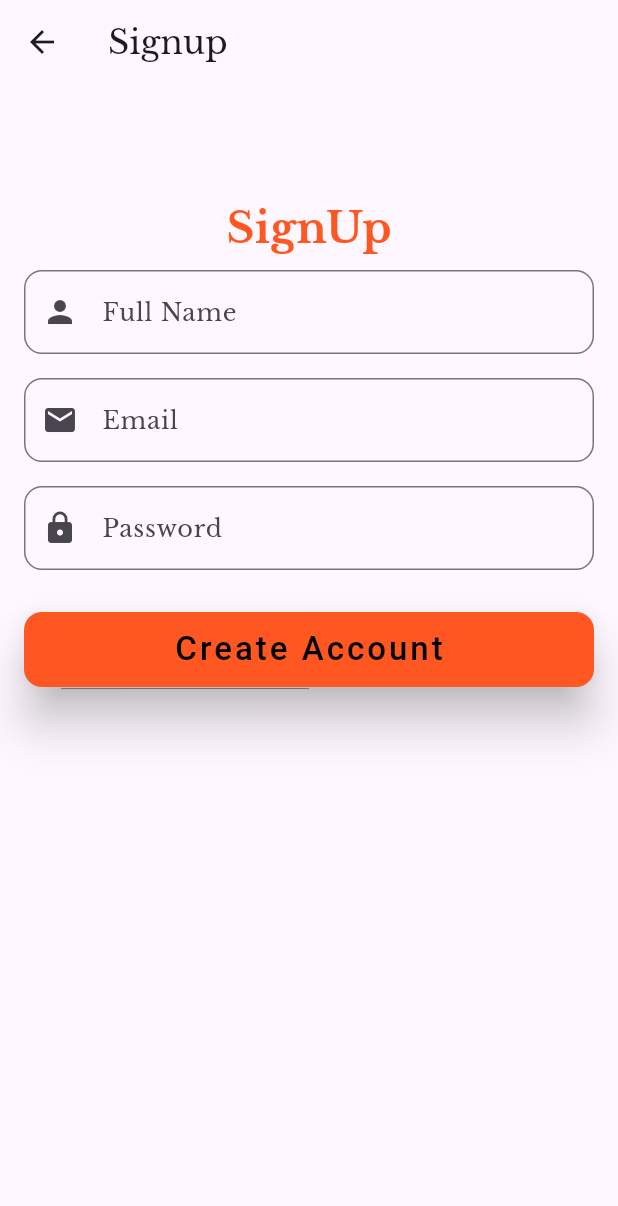
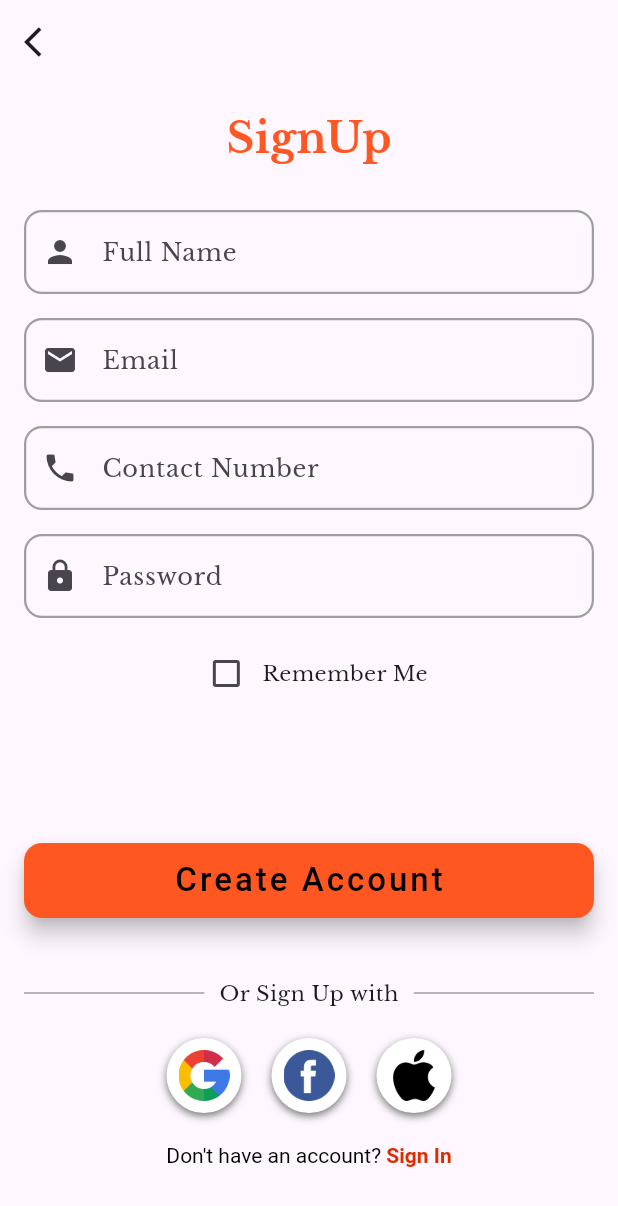
Before and after one commit to kakamrulhasan/Food_Delivery_App, a Flutter app: the SignupPage screen opened directly, on a phone screen of 412 x 824 dp. Shown: the top 1206 px of the screen. Run offline on Flutter 3.47's test engine with Material 3 defaults, Android fonts, the phone set to English and light mode, and no system bars; our stand-ins replace google_fonts; Roboto replaces fonts that are missing (Arvo, Fahkwang).

Commit message:
add_socialWidgets_signUpPage_bottomNavigation

```diff
--- a/lib/auth/signup_page.dart
+++ /dev/null
@@ -1,41 +0,0 @@
-import 'package:flutter/material.dart';
-import 'package:flutter_application_14/widgets/app_button.dart';
-import 'package:flutter_application_14/widgets/app_text_field.dart';
-import 'package:flutter_application_14/widgets/page_title.dart';
-
-
-class SignupPage extends StatelessWidget {
-  SignupPage({super.key});
-
-  final name = TextEditingController();
-  final email = TextEditingController();
-  final password = TextEditingController();
-
-  @override
-  Widget build(BuildContext context) {
-    return Scaffold(
-      appBar: AppBar(title: const Text('Signup')),
-      body: Padding(
-        padding: const EdgeInsets.all(16),
-        child: Column(
-          children: [PageTitle(title: 'SignUp'),
-            AppTextField(
-              controller: name,
-              hint: 'Full Name',
-              icon: Icons.person,
-            ),
-            AppTextField(controller: email, hint: 'Email', icon: Icons.email),
-            AppTextField(
-              controller: password,
-              hint: 'Password',
-              obscure: true,
-              icon: Icons.lock,
-            ),
-            const SizedBox(height: 20),
-            AppButton(title: 'Create Account', onPressed: () {}),
-          ],
-        ),
-      ),
-    );
-  }
-}
--- a/lib/main.dart
+++ b/lib/main.dart
@@ -1,6 +1,5 @@
 import 'package:flutter/material.dart';
-import 'package:flutter_application_14/auth/login_page.dart';
-import 'package:flutter_application_14/auth/signup_page.dart';
+import 'package:flutter_application_14/ui/auth/login_page.dart';
 import 'package:google_fonts/google_fonts.dart';
 
 void main() {
--- /dev/null
+++ b/lib/ui/auth/signup_page.dart
@@ -0,0 +1,125 @@
+import 'package:flutter/gestures.dart';
+import 'package:flutter/material.dart';
+import 'package:flutter_application_14/ui/widgets/Or_devider.dart';
+import 'package:flutter_application_14/ui/widgets/app_button.dart';
+import 'package:flutter_application_14/ui/widgets/app_text_field.dart';
+import 'package:flutter_application_14/ui/widgets/page_title.dart';
+import 'package:flutter_application_14/ui/widgets/remember_me_checkbox.dart';
+import 'package:flutter_application_14/ui/widgets/social_icon_button.dart';
+import 'package:google_fonts/google_fonts.dart';
+
+class SignupPage extends StatefulWidget {
+  SignupPage({super.key});
+
+  @override
+  State<SignupPage> createState() => _SignupPageState();
+}
+
+class _SignupPageState extends State<SignupPage> {
+  final name = TextEditingController();
+  final email = TextEditingController();
+  final password = TextEditingController();
+  final number = TextEditingController();
+
+  bool rememberMe = false;
+  @override
+  Widget build(BuildContext context) {
+    return Scaffold(
+      appBar: AppBar(
+        title: const Text(''),
+        leading: IconButton(
+          icon: const Icon(Icons.arrow_back_ios),
+          onPressed: () {
+            Navigator.pop(context);
+          },
+        ),
+      ),
+
+      body: Padding(
+        padding: const EdgeInsets.all(16),
+        child: Column(
+          children: [
+            PageTitle(title: 'SignUp'),
+            SizedBox(height: 20),
+            AppTextField(
+              controller: name,
+              hint: 'Full Name',
+              icon: Icons.person,
+            ),
+            AppTextField(controller: email, hint: 'Email', icon: Icons.email),
+            AppTextField(
+              controller: number,
+              hint: 'Contact Number',
+              icon: Icons.phone,
+            ),
+            AppTextField(
+              controller: password,
+              hint: 'Password',
+              obscure: true,
+              icon: Icons.lock,
+            ),
+
+            const SizedBox(height: 5),
+            RememberMeCheckbox(
+              value: rememberMe,
+              onChanged: (value) {
+                setState(() {
+                  rememberMe = value ?? false;
+                });
+              },
+            ),
+            Spacer(),
+            AppButton(title: 'Create Account', onPressed: () {}),
+            SizedBox(height: 40),
+            OrDivider(text: 'Or Sign Up with',),
+            SizedBox(height: 20),
+            Row(
+              mainAxisAlignment: MainAxisAlignment.center,
+              children: [
+                CircularSocialButton(
+                  assetPath: "assets/google.png",
+                  onPressed: () {},
+                ),
+                const SizedBox(width: 20),
+                CircularSocialButton(
+                  assetPath: "assets/facebook.png",
+                  onPressed: () {},
+                ),
+                const SizedBox(width: 20),
+                CircularSocialButton(
+                  assetPath: "assets/apple.png",
+                  onPressed: () {},
+                ),
+              ],
+            ),
+            SizedBox(height: 20),
+            addRegister(context),
+            SizedBox(height: 30),
+          ],
+        ),
+      ),
+    );
+  }
+
+  RichText addRegister(BuildContext context) {
+    return RichText(
+      text: TextSpan(
+        text: "Don't have an account?",
+        style: const TextStyle(color: Colors.black),
+        children: [
+          TextSpan(
+            text: ' Sign In',
+            style: GoogleFonts.fahkwang(
+              color: Colors.deepOrangeAccent.shade700,
+              fontWeight: FontWeight.bold,
+            ),
+            recognizer: TapGestureRecognizer()
+              ..onTap = () {
+                Navigator.pop(context);
+              },
+          ),
+        ],
+      ),
+    );
+  }
+}
--- /dev/null
+++ b/lib/ui/widgets/Or_devider.dart
@@ -0,0 +1,19 @@
+import 'package:flutter/material.dart';
+
+class OrDivider extends StatelessWidget {
+  final String text;
+  const OrDivider({super.key, required this.text});
+
+  @override
+  Widget build(BuildContext context) {
+    return Row(
+      children: [
+        Expanded(child: Divider(thickness: 1, color: Colors.grey)),
+        SizedBox(width: 10),
+        Text(text),
+        SizedBox(width: 10),
+        Expanded(child: Divider(thickness: 1, color: Colors.grey)),
+      ],
+    );
+  }
+}
--- a/lib/widgets/app_button.dart
+++ b/lib/ui/widgets/app_button.dart
@@ -17,7 +17,7 @@ class AppButton extends StatelessWidget {
         style: ElevatedButton.styleFrom(
           backgroundColor: Colors.deepOrange,
           foregroundColor: Colors.black,
-          elevation: 13,
+          elevation: 6,
           textStyle: TextStyle(fontWeight: FontWeight.bold),
           shape: RoundedRectangleBorder(
             borderRadius: BorderRadius.circular(12),
--- /dev/null
+++ b/lib/ui/widgets/app_text_field.dart
@@ -0,0 +1,62 @@
+import 'package:flutter/material.dart';
+
+class AppTextField extends StatelessWidget {
+  final TextEditingController controller;
+  final String hint;
+  final bool obscure;
+  final IconData? icon;
+  const AppTextField({
+    super.key,
+    required this.controller,
+    required this.hint,
+    required this.icon,
+    this.obscure = false,
+  });
+
+  @override
+  Widget build(BuildContext context) {
+    return Padding(
+      padding: EdgeInsets.symmetric(vertical: 8),
+      child: TextFormField(
+        controller: controller,
+        obscureText: obscure,
+        decoration: InputDecoration(
+          hintText: hint,
+          prefixIcon: icon != null ? Icon(icon) : null,
+          enabledBorder: OutlineInputBorder(
+            borderRadius: BorderRadius.circular(12),
+            borderSide: const BorderSide(
+              color: Colors.grey,
+              width: 1.5,
+            ),
+          ),
+
+          focusedBorder: OutlineInputBorder(
+            borderRadius: BorderRadius.circular(12),
+            borderSide: const BorderSide(
+              color: Colors.deepOrange,
+              width: 2,
+            ),
+          ),
+
+
+          errorBorder: OutlineInputBorder(
+            borderRadius: BorderRadius.circular(12),
+            borderSide: const BorderSide(
+              color: Colors.red,
+              width: 1.5,
+            ),
+          ),
+
+          focusedErrorBorder: OutlineInputBorder(
+            borderRadius: BorderRadius.circular(12),
+            borderSide: const BorderSide(
+              color: Colors.red,
+              width: 2,
+            ),
+          ),
+        ),
+      ),
+    );
+  }
+}
--- /dev/null
+++ b/lib/ui/widgets/page_title.dart
@@ -0,0 +1,35 @@
+import 'package:flutter/material.dart';
+
+class PageTitle extends StatelessWidget {
+  final String title;
+  final String? subtitle;
+  const PageTitle({super.key, required this.title, this.subtitle});
+
+  @override
+  Widget build(BuildContext context) {
+    return SafeArea(
+      child: Column(
+
+        crossAxisAlignment: CrossAxisAlignment.center,
+        children: [
+          Text(
+            title,
+            style: TextStyle(
+              fontSize: 28,
+              fontWeight: FontWeight.w700,
+              color: Colors.deepOrange,
+            ),
+          ),
+          if (subtitle != null)
+            Padding(
+              padding: EdgeInsets.only(top: 4),
+              child: Text(
+                subtitle!,
+                style: const TextStyle(fontSize: 16, color: Colors.grey),
+              ),
+            ),
+        ],
+      ),
+    );
+  }
+}
--- /dev/null
+++ b/lib/ui/widgets/social_icon_button.dart
@@ -0,0 +1,34 @@
+import 'package:flutter/material.dart';
+
+class CircularSocialButton extends StatelessWidget {
+  final String assetPath;
+  final VoidCallback onPressed;
+
+  const CircularSocialButton({
+    super.key,
+    required this.assetPath,
+    required this.onPressed,
+  });
+
+  @override
+  Widget build(BuildContext context) {
+    return Ink( height: 50,width: 50,
+      decoration: const ShapeDecoration(
+        color: Colors.white,
+        shape: CircleBorder(),
+        shadows: [
+          BoxShadow(
+            color: Colors.black54,
+
+            blurRadius: 4,
+            offset: Offset(0, 2),
+          ),
+        ],
+      ),
+      child: IconButton(
+        icon: Image.asset(assetPath),
+        onPressed: onPressed,
+      ),
+    );
+  }
+}
--- a/lib/widgets/app_text_field.dart
+++ /dev/null
@@ -1,31 +0,0 @@
-import 'package:flutter/material.dart';
-
-class AppTextField extends StatelessWidget {
-  final TextEditingController controller;
-  final String hint;
-  final bool obscure;
-  final IconData? icon;
-  const AppTextField({
-    super.key,
-    required this.controller,
-    required this.hint,
-    required this.icon,
-    this.obscure = false,
-  });
-
-  @override
-  Widget build(BuildContext context) {
-    return Padding(
-      padding: EdgeInsets.symmetric(vertical: 8),
-      child: TextFormField(
-        controller: controller,
-        obscureText: obscure,
-        decoration: InputDecoration(
-          hintText: hint,
-          prefixIcon: icon != null ? Icon(icon) : null,
-          border: OutlineInputBorder(borderRadius: BorderRadius.circular(12)),
-        ),
-      ),
-    );
-  }
-}
--- a/lib/widgets/page_title.dart
+++ /dev/null
@@ -1,34 +0,0 @@
-import 'package:flutter/material.dart';
-
-class PageTitle extends StatelessWidget {
-  final String title;
-  final String? subtitle;
-  const PageTitle({super.key, required this.title, this.subtitle});
-
-  @override
-  Widget build(BuildContext context) {
-    return Column(
-
-      crossAxisAlignment: CrossAxisAlignment.center,
-      children: [
-        SizedBox(height: 60,),
-        Text(
-          title,
-          style: TextStyle(
-            fontSize: 28,
-            fontWeight: FontWeight.w700,
-            color: Colors.deepOrange,
-          ),
-        ),
-        if (subtitle != null)
-          Padding(
-            padding: EdgeInsets.only(top: 4),
-            child: Text(
-              subtitle!,
-              style: const TextStyle(fontSize: 16, color: Colors.grey),
-            ),
-          ),
-      ],
-    );
-  }
-}
--- a/pubspec.yaml
+++ b/pubspec.yaml
@@ -18,3 +18,5 @@ dev_dependencies:
 
 flutter:
   uses-material-design: true
+  assets:
+    - assets/
```
Also changed, not shown: lib/auth/login_page.dart (deleted, +0 -60 lines), lib/ui/auth/login_page.dart (added, +121 -0 lines), lib/ui/bottom_navigator.dart (added, +17 -0 lines), lib/ui/widgets/remember_me_checkbox.dart (renamed from lib/widgets/remember_me_checkbox.dart, +6 -1 lines), assets/apple.png (added), assets/facebook.png (added), assets/google.png (added).
